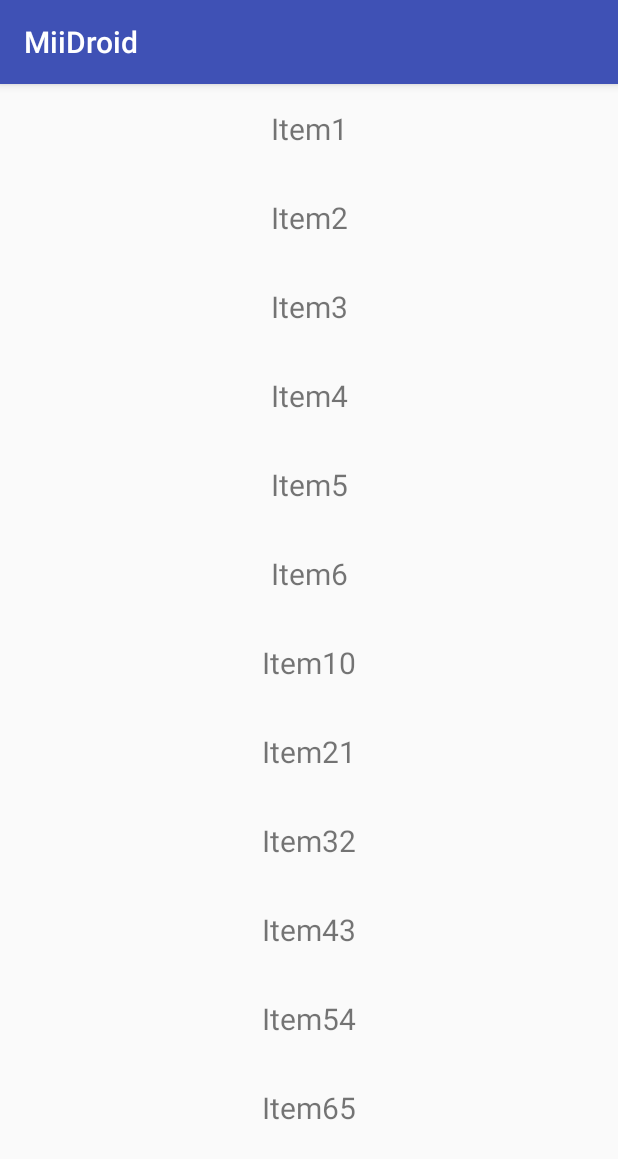
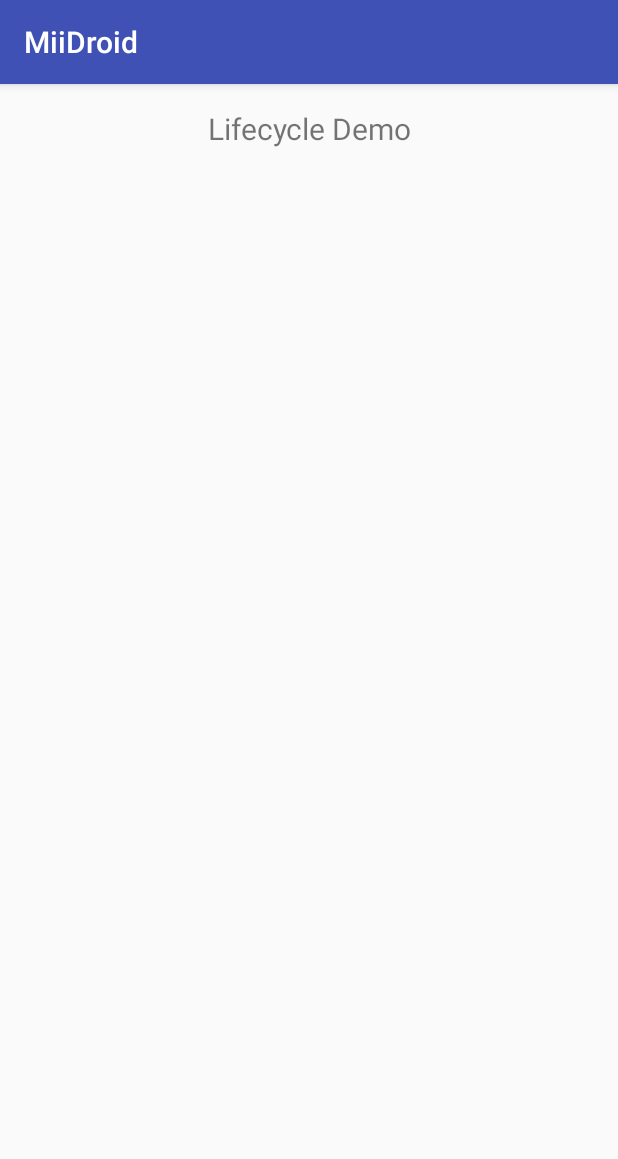
Before and after one commit to AndroidGlass/MiiDroid, an Android app: the MenuActivity screen opened directly, with no data from a screen before it, on a phone screen of 412 x 824 dp. Shown: the top 1159 px of the screen. Run offline under Robolectric (Android 15) with nearby library versions, the phone set to English and light mode, and no system bars.

Commit message:
Activity life cycle

```diff
--- a/app/src/main/AndroidManifest.xml
+++ b/app/src/main/AndroidManifest.xml
@@ -15,7 +15,8 @@
                 <category android:name="android.intent.category.LAUNCHER" />
             </intent-filter>
         </activity>
-        <activity android:name=".menu.MenuActivity"></activity>
+        <activity android:name=".menu.MenuActivity" />
+        <activity android:name=".lifecycle.LifecycleDemoActivity"></activity>
     </application>
 
 </manifest>
--- /dev/null
+++ b/app/src/main/java/meetup/droid/miidroid/lifecycle/ViewHolderCallbacks.java
@@ -0,0 +1,10 @@
+package meetup.droid.miidroid.lifecycle;
+
+import android.view.View;
+
+/**
+ */
+public interface ViewHolderCallbacks {
+
+    void onItemClick(View view, int position);
+}
--- a/app/src/main/java/meetup/droid/miidroid/menu/MenuActivity.java
+++ b/app/src/main/java/meetup/droid/miidroid/menu/MenuActivity.java
@@ -7,25 +7,17 @@ import android.support.v7.widget.RecyclerView;
 import android.widget.LinearLayout;
 
 import meetup.droid.miidroid.R;
+import meetup.droid.miidroid.lifecycle.LifecycleDemoActivity;
 
 /**
  * Contains a list of buttons for launching a new activity
  */
 public class MenuActivity extends AppCompatActivity {
 
-    private static String[] menuItems = new String[] {
-            "Item1",
-            "Item2",
-            "Item3",
-            "Item4",
-            "Item5",
-            "Item6",
-            "Item10",
-            "Item21",
-            "Item32",
-            "Item43",
-            "Item54",
-            "Item65"};
+    private static MenuItem[] menuItems = new MenuItem[] {
+            //todo create a class to start
+            new MenuItem(LifecycleDemoActivity.class, "Lifecycle Demo")
+    };
 
     @Override
     protected void onCreate(Bundle savedInstanceState) {
--- /dev/null
+++ b/app/src/main/java/meetup/droid/miidroid/menu/MenuItem.java
@@ -0,0 +1,23 @@
+package meetup.droid.miidroid.menu;
+
+/**
+ */
+public class MenuItem {
+
+    private Class<?> mClazz;
+
+    private String mTitle;
+
+    public MenuItem(Class<?> mClazz, String mTitle) {
+        this.mClazz = mClazz;
+        this.mTitle = mTitle;
+    }
+
+    public Class<?> getClazz() {
+        return mClazz;
+    }
+
+    public String getTitle() {
+        return mTitle;
+    }
+}
--- a/app/src/main/java/meetup/droid/miidroid/menu/MenuRecyclerAdapter.java
+++ b/app/src/main/java/meetup/droid/miidroid/menu/MenuRecyclerAdapter.java
@@ -1,5 +1,6 @@
 package meetup.droid.miidroid.menu;
 
+import android.content.Intent;
 import android.support.v7.widget.RecyclerView;
 import android.view.LayoutInflater;
 import android.view.View;
@@ -7,14 +8,15 @@ import android.view.ViewGroup;
 import android.widget.TextView;
 
 import meetup.droid.miidroid.R;
+import meetup.droid.miidroid.lifecycle.ViewHolderCallbacks;
 
 /**
  */
-public class MenuRecyclerAdapter extends RecyclerView.Adapter<MenuRecyclerAdapter.ViewHolder> {
+public class MenuRecyclerAdapter extends RecyclerView.Adapter<MenuRecyclerAdapter.ViewHolder> implements ViewHolderCallbacks {
 
-    private String[] mDataList;
+    private MenuItem[] mDataList;
 
-    public MenuRecyclerAdapter(String[] data) {
+    public MenuRecyclerAdapter(MenuItem[] data) {
         mDataList = data;
     }
 
@@ -23,13 +25,13 @@ public class MenuRecyclerAdapter extends RecyclerView.Adapter<MenuRecyclerAdapte
 
         LayoutInflater inflate = LayoutInflater.from(parent.getContext());
         View view = inflate.inflate(R.layout.row_menu_item_view, parent, false);
-        return new ViewHolder(view);
+        return new ViewHolder(view, this);
     }
 
     @Override
     public void onBindViewHolder(ViewHolder holder, int position) {
-        String item = mDataList[position];
-        holder.mTitle.setText(item);
+        MenuItem item = mDataList[position];
+        holder.mTitle.setText(item.getTitle());
     }
 
     @Override
@@ -42,13 +44,29 @@ public class MenuRecyclerAdapter extends RecyclerView.Adapter<MenuRecyclerAdapte
         return mDataList.length;
     }
 
-    public class ViewHolder extends RecyclerView.ViewHolder {
+    @Override
+    public void onItemClick(View view, int position) {
+        MenuItem item = mDataList[position];
+        Intent intent = new Intent(view.getContext(), item.getClazz());
+        view.getContext().startActivity(intent);
+    }
+
+    public class ViewHolder extends RecyclerView.ViewHolder implements View.OnClickListener {
 
         public TextView mTitle;
 
-        public ViewHolder(View itemView) {
+        public ViewHolderCallbacks mCallbacks;
+
+        public ViewHolder(View itemView, ViewHolderCallbacks callbacks) {
             super(itemView);
             mTitle = (TextView) itemView.findViewById(R.id.tv_title);
+            itemView.setOnClickListener(this);
+            mCallbacks = callbacks;
+        }
+
+        @Override
+        public void onClick(View v) {
+            mCallbacks.onItemClick(v, getAdapterPosition());
         }
     }
 }
--- a/app/src/main/res/layout/row_menu_item_view.xml
+++ b/app/src/main/res/layout/row_menu_item_view.xml
@@ -2,6 +2,7 @@
 <LinearLayout xmlns:android="http://schemas.android.com/apk/res/android"
     xmlns:tools="http://schemas.android.com/tools"
     android:orientation="vertical"
+    android:background="?attr/selectableItemBackground"
     android:layout_width="match_parent"
     android:layout_height="wrap_content">
 
```
Also changed, not shown: app/src/main/java/meetup/droid/miidroid/lifecycle/LifecycleDemoActivity.java (added, +56 -0 lines), app/src/main/res/layout/activity_lifecycle_demo.xml (added, +24 -0 lines).
